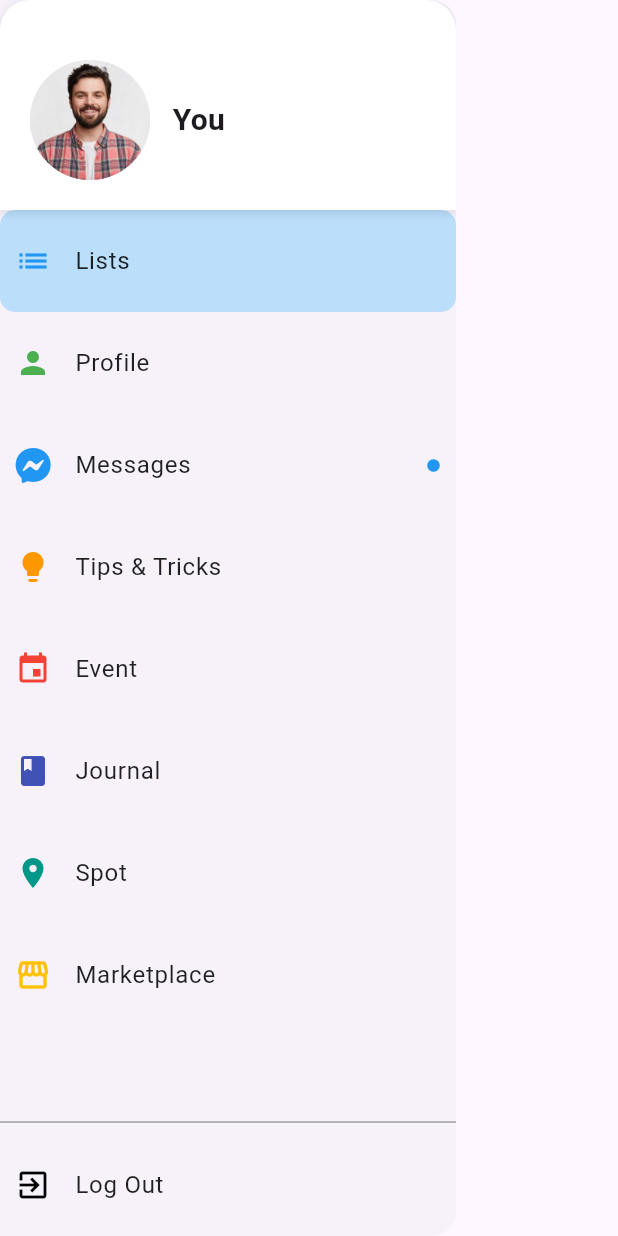
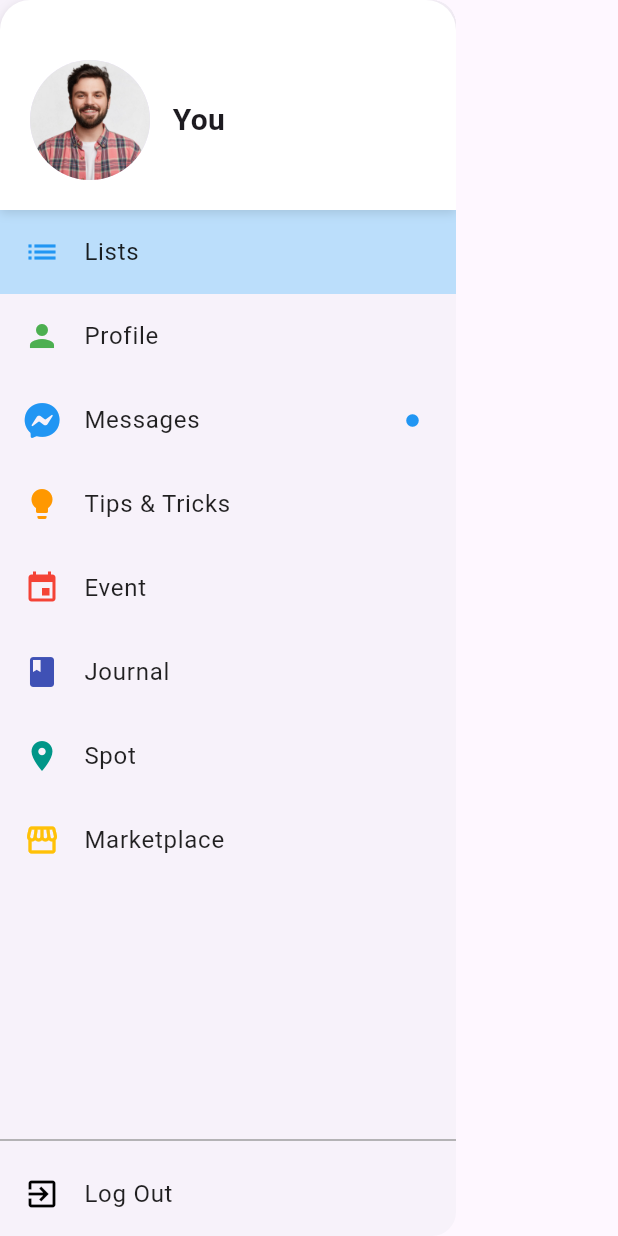
Before and after one commit to azzachater/fish_app, a Flutter app: the SidebarPage widget shown alone on an empty page, opened directly, on a phone screen of 412 x 824 dp. Run offline on Flutter 3.47's test engine with Material 3 defaults, Android fonts, the phone set to English and light mode, and no system bars; our stand-ins replace font_awesome_flutter, get, google_fonts, google_nav_bar, image_picker, logger and 2 more; missing offline and left inert: flutter_osm_plugin.

Commit message:
merge to develop

```diff
--- a/lib/main.dart
+++ b/lib/main.dart
@@ -1,4 +1,5 @@
 import 'package:fish_app/screens/auth/signup_page.dart';
+import 'package:fish_app/screens/map_page.dart';
 import 'package:flutter/material.dart';
 import 'package:get/get.dart';
 import 'controllers/auth_controller.dart';
@@ -19,21 +20,18 @@ class MyApp extends StatelessWidget {
     return GetMaterialApp(
       debugShowCheckedModeBanner: false,
       title: 'fish net',
-      theme: ThemeData(
-        primarySwatch: Colors.blue,
-      ),
+      theme: ThemeData(primarySwatch: Colors.blue),
       initialRoute: '/',
       getPages: [
         GetPage(name: '/', page: () => HomePage()),
         GetPage(name: '/login', page: () => LoginPage()),
         GetPage(name: '/signup', page: () => SignupPage()),
         GetPage(name: '/socialHome', page: () => SocialHomePage()),
+        GetPage(name: '/map', page: () => MapPage()),
       ],
     );
   }
 }
-
-
 
 /*import 'package:fish_app/controller/cart_controller.dart';
 import 'package:fish_app/controller/event_journal_controller.dart';
--- a/lib/screens/social_network/sidebar.dart
+++ b/lib/screens/social_network/sidebar.dart
@@ -1,6 +1,7 @@
-import 'package:fish_app/screens/chat/chat_home_page.dart';
+import 'package:fish_app/screens/chat/chat_home_page.dart'; // Assurez-vous d'importer la page MapPage
 import 'package:flutter/material.dart';
 import 'package:font_awesome_flutter/font_awesome_flutter.dart';
+import 'package:get/get.dart';
 import '../../data/user_data.dart'; // Assurez-vous que ce fichier contient `currentUser`
 import '../../screens/social_network/profile_page.dart';
 import '../../screens/tips_and_tricks/tip_page.dart';
@@ -20,10 +21,7 @@ class SidebarPageState extends State<SidebarPage> {
       selectedIndex = index;
     });
     if (page != null) {
-      Navigator.push(
-        context,
-        MaterialPageRoute(builder: (context) => page),
-      );
+      Navigator.push(context, MaterialPageRoute(builder: (context) => page));
     }
   }
 
@@ -38,19 +36,72 @@ class SidebarPageState extends State<SidebarPage> {
             child: ListView(
               padding: EdgeInsets.zero,
               children: [
-                _buildDrawerItem(Icons.list, "Lists", null, selected: true, iconColor: Colors.blue),
-                _buildDrawerItem(Icons.person, "Profile", ProfilePage(), iconColor: Colors.green),
-                _buildDrawerItem(FontAwesomeIcons.facebookMessenger, "Messages", ChatHomePage(), hasNotification: true, iconColor: Colors.blue),
-                _buildDrawerItem(Icons.lightbulb, "Tips & Tricks", TipsPage(), iconColor: Colors.orange),
-                _buildDrawerItem(Icons.event, "Event", null, iconColor: Colors.red),
-                _buildDrawerItem(Icons.book, "Journal", null, iconColor: Colors.indigo),
-                _buildDrawerItem(Icons.location_on, "Spot", null, iconColor: Colors.teal),
-                _buildDrawerItem(Icons.storefront, "Marketplace", null, iconColor: Colors.amber),
+                _buildDrawerItem(
+                  Icons.list,
+                  "Lists",
+                  null,
+                  selected: true,
+                  iconColor: Colors.blue,
+                ),
+                _buildDrawerItem(
+                  Icons.person,
+                  "Profile",
+                  ProfilePage(),
+                  iconColor: Colors.green,
+                ),
+                _buildDrawerItem(
+                  FontAwesomeIcons.facebookMessenger,
+                  "Messages",
+                  ChatHomePage(),
+                  hasNotification: true,
+                  iconColor: Colors.blue,
+                ),
+                _buildDrawerItem(
+                  Icons.lightbulb,
+                  "Tips & Tricks",
+                  TipsPage(),
+                  iconColor: Colors.orange,
+                ),
+                _buildDrawerItem(
+                  Icons.event,
+                  "Event",
+                  null,
+                  iconColor: Colors.red,
+                ),
+                _buildDrawerItem(
+                  Icons.book,
+                  "Journal",
+                  null,
+                  iconColor: Colors.indigo,
+                ),
+                _buildDrawerItem(
+                  Icons.location_on,
+                  "Spot",
+                  null,
+                  iconColor: Colors.teal,
+                  onTap: () {
+                    Get.toNamed('/map'); // Navigation vers MapPage
+                  },
+                ),
+                _buildDrawerItem(
+                  Icons.storefront,
+                  "Marketplace",
+                  null,
+                  iconColor: Colors.amber,
+                ),
               ],
             ),
           ),
-          const Divider(thickness: 1, color: Colors.grey), // Divider before sign out
-          _buildDrawerItem(Icons.exit_to_app, "Log Out", null, iconColor: Colors.black), // Maintenant tout en bas
+          const Divider(
+            thickness: 1,
+            color: Colors.grey,
+          ), // Divider before sign out
+          _buildDrawerItem(
+            Icons.exit_to_app,
+            "Log Out",
+            null,
+            iconColor: Colors.black,
+          ), // Maintenant tout en bas
         ],
       ),
     );
@@ -58,15 +109,11 @@ class SidebarPageState extends State<SidebarPage> {
 
   Widget _buildProfileSection() {
     return Container(
-      padding: const EdgeInsets.only(top: 40, left: 20, right: 20, bottom: 20), // Augmenter l'espace autour du profil
+      padding: const EdgeInsets.only(top: 40, left: 20, right: 20, bottom: 20),
       decoration: const BoxDecoration(
         color: Colors.white,
         boxShadow: [
-          BoxShadow(
-            color: Colors.black12,
-            blurRadius: 5,
-            offset: Offset(0, 2),
-          ),
+          BoxShadow(color: Colors.black12, blurRadius: 5, offset: Offset(0, 2)),
         ],
         borderRadius: BorderRadius.only(
           topLeft: Radius.circular(20),
@@ -76,10 +123,11 @@ class SidebarPageState extends State<SidebarPage> {
       child: Row(
         children: [
           CircleAvatar(
-            radius: 40, // Agrandir l'avatar pour plus de visibilité
-            backgroundImage: currentUser.avatar.startsWith('http')
-                ? NetworkImage(currentUser.avatar)
-                : AssetImage(currentUser.avatar) as ImageProvider,
+            radius: 40,
+            backgroundImage:
+                currentUser.avatar.startsWith('http')
+                    ? NetworkImage(currentUser.avatar)
+                    : AssetImage(currentUser.avatar) as ImageProvider,
           ),
           const SizedBox(width: 15),
           Expanded(
@@ -94,17 +142,24 @@ class SidebarPageState extends State<SidebarPage> {
     );
   }
 
-  Widget _buildDrawerItem(IconData icon, String title, Widget? page, {bool hasNotification = false, bool selected = false, Color iconColor = Colors.black}) {
+  Widget _buildDrawerItem(
+    IconData icon,
+    String title,
+    Widget? page, {
+    bool hasNotification = false,
+    bool selected = false,
+    Color iconColor = Colors.black,
+    VoidCallback? onTap,
+  }) {
     return ListTile(
-      leading: Icon(icon, color: iconColor), // Icône avec couleur
+      leading: Icon(icon, color: iconColor),
       title: Text(title, style: const TextStyle(color: Colors.black87)),
-      trailing: hasNotification ? const Icon(Icons.circle, color: Colors.blue, size: 10) : null,
-      tileColor: selected ? Colors.blue.shade100 : Colors.transparent, // Fond léger si sélectionné
-      onTap: () => _onItemTapped(0, page),
-      contentPadding: const EdgeInsets.symmetric(vertical: 6, horizontal: 10), // Réduction de l'espacement pour une conception plus compacte
-      shape: RoundedRectangleBorder(borderRadius: BorderRadius.circular(10)), // Coins arrondis pour un look moderne
-      hoverColor: Colors.blue.shade50, // Effet de survol
-      onLongPress: () => _onItemTapped(0, page), // Appui long pour une meilleure interaction
+      trailing:
+          hasNotification
+              ? const Icon(Icons.circle, color: Colors.blue, size: 10)
+              : null,
+      tileColor: selected ? Colors.blue.shade100 : Colors.transparent,
+      onTap: onTap ?? () => _onItemTapped(0, page),
     );
   }
 }
```
Also changed, not shown: lib/screens/social_network/social_home_page.dart (+13 -6 lines).
